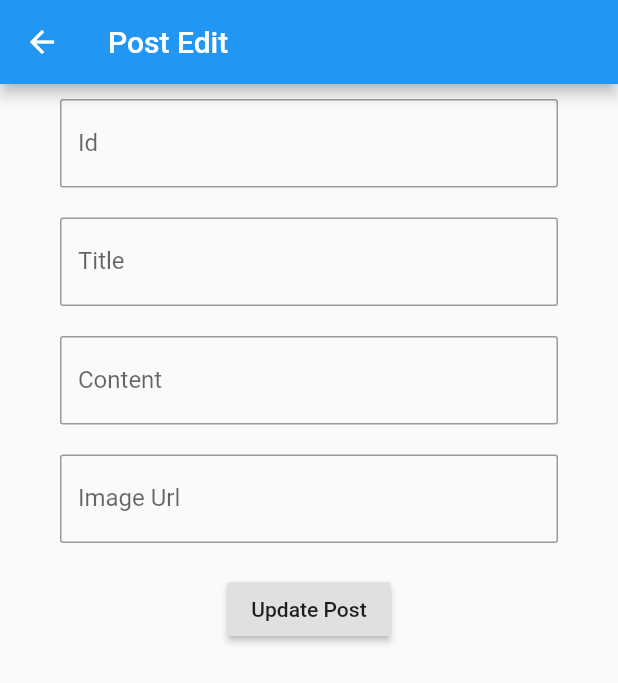
After one commit to waiferkolar/Flutter-Finish-Project, a Flutter app: the PostEdit screen opened by its route, on a phone screen of 412 x 824 dp. The commit adds this screen. Shown: the top 683 px of the screen. Run offline on Flutter 3.47's test engine with Material 2 defaults, Android fonts, the phone set to English and light mode, and no system bars; our stand-ins replace image_picker, shimmer, sqflite; missing offline and left inert: marquee_flutter; accounts and stored records are empty.

Commit message:
Image Upload Done

```diff
--- a/lib/main.dart
+++ b/lib/main.dart
@@ -2,16 +2,19 @@ import 'package:donno/pages/Detail.dart';
 import 'package:donno/pages/Flash.dart';
 import 'package:donno/pages/Home.dart';
 import 'package:donno/pages/PostCreate.dart';
+import 'package:donno/pages/PostEdit.dart';
+import 'package:donno/pages/Uploader.dart';
 import 'package:flutter/material.dart';
 
 void main() {
   runApp(MaterialApp(
     debugShowCheckedModeBanner: false,
     routes: {
-      "/": (context) => Flash(),
+      "/": (context) => Uploader(),
       "/home": (context) => Home(),
       "/detail": (context) => Detail(),
       "/post_create": (context) => PostCreate(),
+      "/post_edit": (context) => PostEdit(),
     },
   ));
 }
--- a/lib/models/PostModel.dart
+++ b/lib/models/PostModel.dart
@@ -32,4 +32,34 @@ class PostModel {
       );
     });
   }
+
+  static Future<PostModel> getPostById(int id) async {
+    Database db = await Global.getConn();
+    List<String> columns = ['id', 'title', 'content', 'imageUrl'];
+    final List<Map<String, dynamic>> map = await db.query(Global.POST_TABLE, columns: columns, where: "id=?", whereArgs: [id]);
+    return PostModel(
+      id: map[0]['id'],
+      title: map[0]['title'],
+      content: map[0]['content'],
+      imageUrl: map[0]['imageUrl'],
+    );
+  }
+  static Future<void> updatePost(PostModel post) async {
+    Database db = await Global.getConn();
+     await db.update(
+        Global.POST_TABLE,
+        post.toMap(),
+        where: "id=?",
+        whereArgs: [post.id]
+    );
+  }
+  static Future<bool> deletePost(int id) async {
+    Database db = await Global.getConn();
+    await db.delete(
+        Global.POST_TABLE,
+        where: "id=?",
+        whereArgs: [id]
+    );
+    return true;
+  }
 }
--- a/lib/pages/PostCreate.dart
+++ b/lib/pages/PostCreate.dart
@@ -53,7 +53,7 @@ class PostCreate extends StatelessWidget {
                   String imageUrl = _imageUrlController.text;
                   PostModel pm = PostModel(id:1,title: title,content: content,imageUrl: imageUrl);
                   await PostModel.insertPost(pm);
-                  Navigator.pop(context);
+                  Navigator.pushReplacementNamed(context, "/home");
                 },
                 child: Text("Create Post"))
           ],
--- /dev/null
+++ b/lib/pages/PostEdit.dart
@@ -0,0 +1,96 @@
+import 'package:donno/models/PostModel.dart';
+import 'package:donno/utils/Global.dart';
+import 'package:flutter/material.dart';
+
+class PostEdit extends StatefulWidget {
+  @override
+  _PostEditState createState() => _PostEditState();
+}
+
+class _PostEditState extends State<PostEdit> {
+  var _idController;
+  var _titleController;
+  var _contentController;
+  var _imageUrlController;
+
+  loadCurrentPost() async {
+    PostModel pm = await PostModel.getPostById(Global.currentId);
+    _idController = TextEditingController(text: pm.id.toString());
+    _titleController = TextEditingController(text: pm.title);
+    _contentController = TextEditingController(text: pm.content);
+    _imageUrlController = TextEditingController(text: pm.imageUrl);
+    setState(() {});
+  }
+
+  @override
+  void initState() {
+    super.initState();
+    loadCurrentPost();
+  }
+
+  @override
+  Widget build(BuildContext context) {
+    return Scaffold(
+        appBar: AppBar(title: Text("Post Edit")),
+        body: SafeArea(
+          child: Container(
+            padding: EdgeInsets.symmetric(vertical: 10, horizontal: 40),
+            child: Column(
+              children: [
+                TextFormField(
+                  controller: _idController,
+                  decoration: InputDecoration(
+                    labelText: "Id",
+                    border: OutlineInputBorder(borderRadius: BorderRadius.circular(2)),
+                  ),
+                ),
+                SizedBox(
+                  height: 20,
+                ),
+                TextFormField(
+                  controller: _titleController,
+                  decoration: InputDecoration(
+                    labelText: "Title",
+                    border: OutlineInputBorder(borderRadius: BorderRadius.circular(2)),
+                  ),
+                ),
+                SizedBox(
+                  height: 20,
+                ),
+                TextFormField(
+                  controller: _contentController,
+                  decoration: InputDecoration(
+                    labelText: "Content",
+                    border: OutlineInputBorder(borderRadius: BorderRadius.circular(2)),
+                  ),
+                ),
+                SizedBox(
+                  height: 20,
+                ),
+                TextFormField(
+                  controller: _imageUrlController,
+                  decoration: InputDecoration(
+                    labelText: "Image Url",
+                    border: OutlineInputBorder(borderRadius: BorderRadius.circular(2)),
+                  ),
+                ),
+                SizedBox(
+                  height: 20,
+                ),
+                RaisedButton(
+                    onPressed: () async {
+                      String id = _idController.text;
+                      String title = _titleController.text;
+                      String content = _contentController.text;
+                      String imageUrl = _imageUrlController.text;
+                      PostModel post = PostModel(id: int.parse(id), title: title, content: content, imageUrl: imageUrl);
+                      await PostModel.updatePost(post);
+                      Navigator.pushReplacementNamed(context, "/home");
+                    },
+                    child: Text("Update Post"))
+              ],
+            ),
+          ),
+        ));
+  }
+}
--- a/lib/utils/Global.dart
+++ b/lib/utils/Global.dart
@@ -1,3 +1,4 @@
+import 'package:donno/models/PostModel.dart';
 import 'package:sqflite/sqflite.dart';
 import 'package:path/path.dart';
 class Global {
@@ -32,6 +33,8 @@ class Global {
     of Lorem Ipsum, "Lorem ipsum dolor sit amet..", comes from a line in section 1.10.32
   ''';
   static final POST_TABLE = "posts";
+  static int currentId = 0;
+  static PostModel currentPost;
 
   static Future<Database> getConn()async{
     return await openDatabase(
--- a/pubspec.yaml
+++ b/pubspec.yaml
@@ -16,6 +16,7 @@ dependencies:
   cupertino_icons: ^0.1.3
   marquee_flutter: ^0.1.4
   shimmer: ^1.1.1
+  image_picker: ^0.6.7+7
 
 dev_dependencies:
   flutter_test:
```
Also changed, not shown: lib/pages/Detail.dart (+11 -11 lines), lib/pages/Home.dart (+13 -4 lines), lib/pages/Uploader.dart (added, +50 -0 lines), pubspec.lock, 1 other file.
